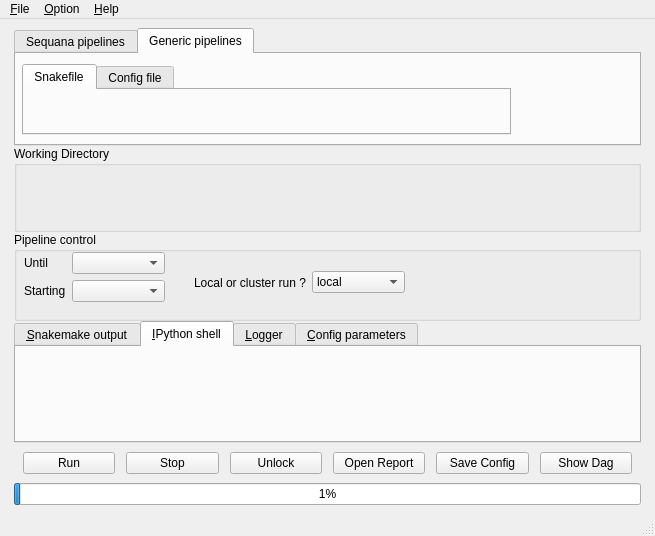
This is sequana/gui/mainwindow.ui in vladsaveliev/sequana as Qt 5 draws it before an edit. The edited form follows.
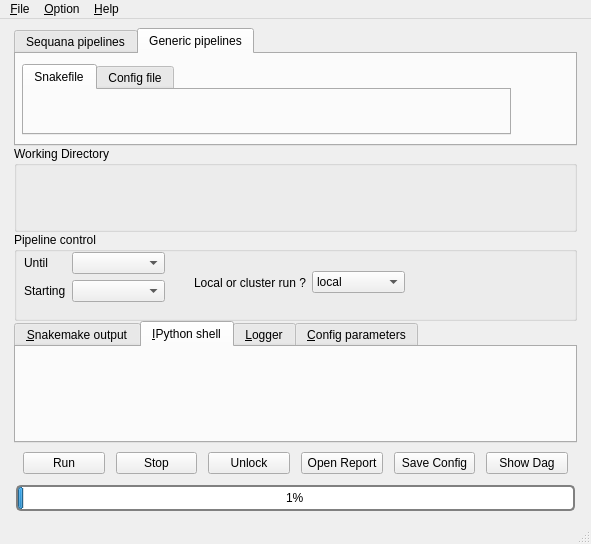
This is the edited form. The open tabs and pages were chosen to show the change.

What changed in the file:
```diff
--- a/sequana/gui/mainwindow.ui
+++ b/sequana/gui/mainwindow.ui
@@ -6,8 +6,8 @@
    <rect>
     <x>0</x>
     <y>0</y>
-    <width>655</width>
-    <height>536</height>
+    <width>591</width>
+    <height>544</height>
    </rect>
   </property>
   <property name="sizePolicy">
@@ -576,6 +576,16 @@
     &lt;/ul&gt;
 &lt;/p&gt;</string>
         </property>
+        <property name="toolTipDuration">
+         <number>-1</number>
+        </property>
+        <property name="styleSheet">
+         <string notr="true">border: 2px solid grey;
+margin:2px;
+border-radius: 5px;
+text-align: center;
+</string>
+        </property>
         <property name="value">
          <number>1</number>
         </property>
@@ -590,7 +600,7 @@
     <rect>
      <x>0</x>
      <y>0</y>
-     <width>655</width>
+     <width>591</width>
      <height>19</height>
     </rect>
    </property>
```
Left out of the diff: 41 changed lines with no effect on the pictures.
